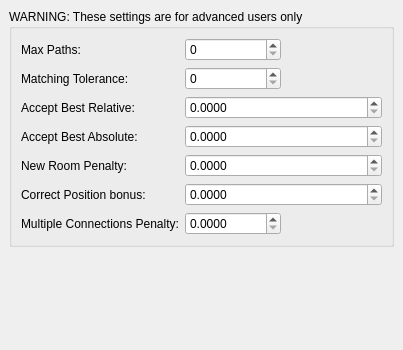
Above: src/preferences/pathmachinepage.ui from MUME/MMapper before the change. Below: the same form after it.
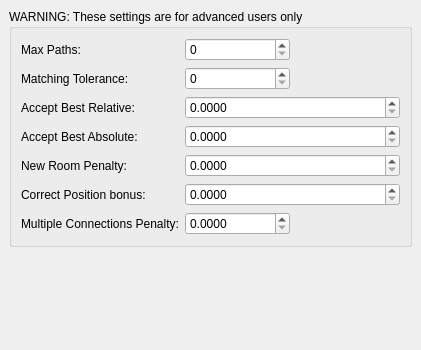
That is the form after the change.

What changed in the file:
```diff
--- a/src/preferences/pathmachinepage.ui
+++ b/src/preferences/pathmachinepage.ui
@@ -6,7 +6,7 @@
    <rect>
     <x>0</x>
     <y>0</y>
-    <width>403</width>
+    <width>421</width>
     <height>350</height>
    </rect>
   </property>
```
Left out of the diff: 23 changed lines with no effect on the pictures.
